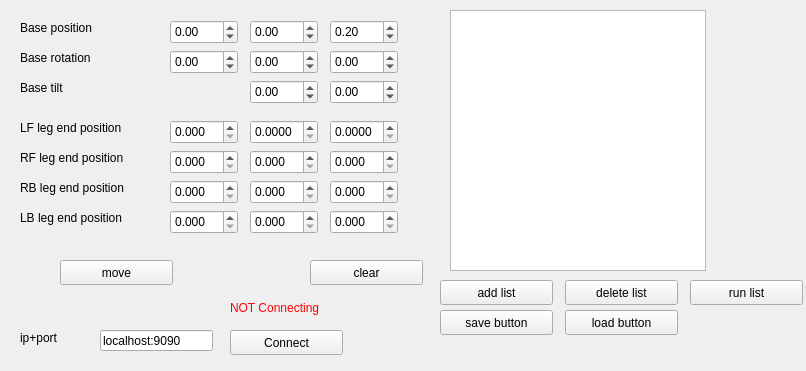
Above: AI_pkg/ui/controller.ui from kyehuang/pros_AI_dog before the change. Below: the same form after it.
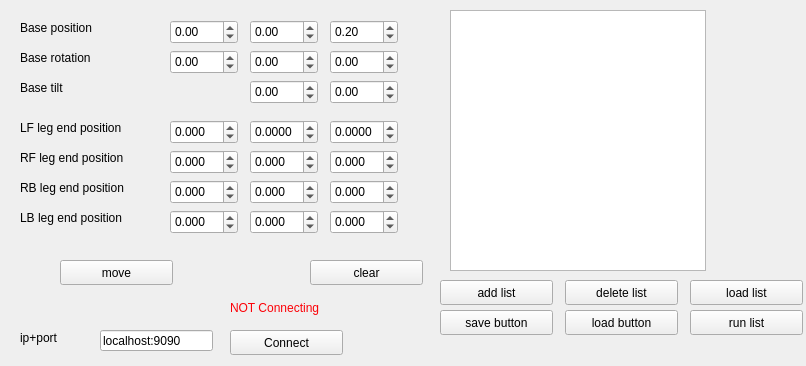
That is the form after the change.

Diff of the .ui file:
```diff
--- a/AI_pkg/ui/controller.ui
+++ b/AI_pkg/ui/controller.ui
@@ -7,7 +7,7 @@
     <x>0</x>
     <y>0</y>
     <width>806</width>
-    <height>371</height>
+    <height>366</height>
    </rect>
   </property>
   <property name="windowTitle">
@@ -254,6 +254,9 @@
    <property name="decimals">
     <number>3</number>
    </property>
+   <property name="minimum">
+    <double>-99.000000000000000</double>
+   </property>
    <property name="singleStep">
     <double>0.005000000000000</double>
    </property>
@@ -270,6 +273,9 @@
    <property name="decimals">
     <number>4</number>
    </property>
+   <property name="minimum">
+    <double>-99.000000000000000</double>
+   </property>
    <property name="singleStep">
     <double>0.005000000000000</double>
    </property>
@@ -286,6 +292,9 @@
    <property name="decimals">
     <number>4</number>
    </property>
+   <property name="minimum">
+    <double>-99.000000000000000</double>
+   </property>
    <property name="singleStep">
     <double>0.005000000000000</double>
    </property>
@@ -302,6 +311,9 @@
    <property name="decimals">
     <number>3</number>
    </property>
+   <property name="minimum">
+    <double>-99.000000000000000</double>
+   </property>
    <property name="singleStep">
     <double>0.005000000000000</double>
    </property>
@@ -318,6 +330,9 @@
    <property name="decimals">
     <number>3</number>
    </property>
+   <property name="minimum">
+    <double>-99.000000000000000</double>
+   </property>
    <property name="singleStep">
     <double>0.005000000000000</double>
    </property>
@@ -334,6 +349,9 @@
    <property name="decimals">
     <number>3</number>
    </property>
+   <property name="minimum">
+    <double>-99.000000000000000</double>
+   </property>
    <property name="singleStep">
     <double>0.005000000000000</double>
    </property>
@@ -350,6 +368,9 @@
    <property name="decimals">
     <number>3</number>
    </property>
+   <property name="minimum">
+    <double>-99.000000000000000</double>
+   </property>
    <property name="singleStep">
     <double>0.005000000000000</double>
    </property>
@@ -366,6 +387,9 @@
    <property name="decimals">
     <number>3</number>
    </property>
+   <property name="minimum">
+    <double>-99.000000000000000</double>
+   </property>
    <property name="singleStep">
     <double>0.005000000000000</double>
    </property>
@@ -382,6 +406,9 @@
    <property name="decimals">
     <number>3</number>
    </property>
+   <property name="minimum">
+    <double>-99.000000000000000</double>
+   </property>
    <property name="singleStep">
     <double>0.005000000000000</double>
    </property>
@@ -398,6 +425,9 @@
    <property name="decimals">
     <number>3</number>
    </property>
+   <property name="minimum">
+    <double>-99.000000000000000</double>
+   </property>
    <property name="singleStep">
     <double>0.005000000000000</double>
    </property>
@@ -414,6 +444,9 @@
    <property name="decimals">
     <number>3</number>
    </property>
+   <property name="minimum">
+    <double>-99.000000000000000</double>
+   </property>
    <property name="singleStep">
     <double>0.005000000000000</double>
    </property>
@@ -430,6 +463,9 @@
    <property name="decimals">
     <number>3</number>
    </property>
+   <property name="minimum">
+    <double>-99.000000000000000</double>
+   </property>
    <property name="singleStep">
     <double>0.005000000000000</double>
    </property>
@@ -619,7 +655,7 @@
    <property name="geometry">
     <rect>
      <x>690</x>
-     <y>280</y>
+     <y>310</y>
      <width>113</width>
      <height>25</height>
     </rect>
@@ -654,6 +690,19 @@
     <string>save button</string>
    </property>
   </widget>
+  <widget class="QPushButton" name="load_list_2">
+   <property name="geometry">
+    <rect>
+     <x>690</x>
+     <y>280</y>
+     <width>113</width>
+     <height>25</height>
+    </rect>
+   </property>
+   <property name="text">
+    <string>load list</string>
+   </property>
+  </widget>
  </widget>
  <resources/>
  <connections/>
```
